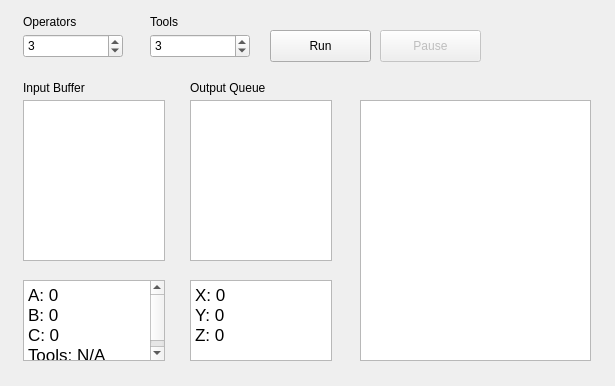
xhacker/CMPT-300-HW2, file mainwindow.ui: the form before one commit.
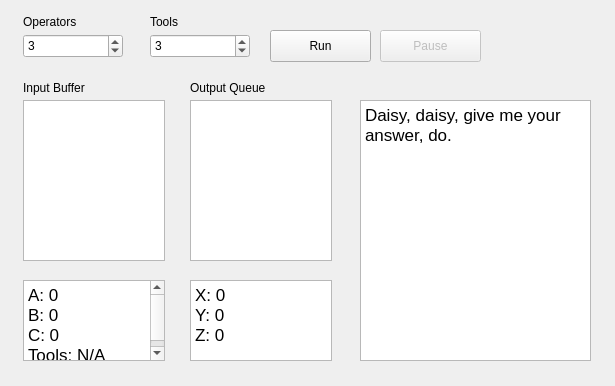
The form after the commit.

```diff
--- a/mainwindow.ui
+++ b/mainwindow.ui
@@ -219,6 +219,13 @@
       <height>261</height>
      </rect>
     </property>
+    <property name="html">
+     <string>&lt;!DOCTYPE HTML PUBLIC &quot;-//W3C//DTD HTML 4.0//EN&quot; &quot;http://www.w3.org/TR/REC-html40/strict.dtd&quot;&gt;
+&lt;html&gt;&lt;head&gt;&lt;meta name=&quot;qrichtext&quot; content=&quot;1&quot; /&gt;&lt;style type=&quot;text/css&quot;&gt;
+p, li { white-space: pre-wrap; }
+&lt;/style&gt;&lt;/head&gt;&lt;body style=&quot; font-family:'.Lucida Grande UI'; font-size:13pt; font-weight:400; font-style:normal;&quot;&gt;
+&lt;p style=&quot; margin-top:0px; margin-bottom:0px; margin-left:0px; margin-right:0px; -qt-block-indent:0; text-indent:0px;&quot;&gt;Daisy, daisy, give me your answer, do.&lt;/p&gt;&lt;/body&gt;&lt;/html&gt;</string>
+    </property>
    </widget>
   </widget>
  </widget>
```
